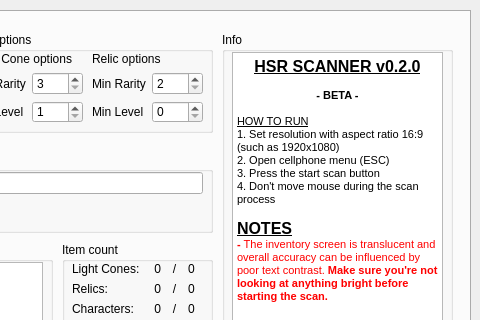
First picture: the form in src/ui/hsr_scanner.ui, repository kel-z/HSR-Scanner, before the edit; both pictures show x 220 to 700 and y 0 to 320 of the 700 by 430 pixel window.
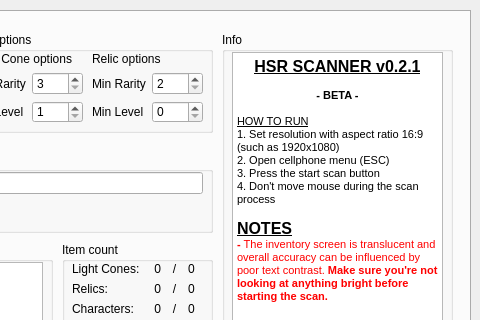
Second picture: the form after the edit.

What changed in the file:
```diff
--- a/src/ui/hsr_scanner.ui
+++ b/src/ui/hsr_scanner.ui
@@ -497,7 +497,7 @@
 &lt;html&gt;&lt;head&gt;&lt;meta name=&quot;qrichtext&quot; content=&quot;1&quot; /&gt;&lt;style type=&quot;text/css&quot;&gt;
 p, li { white-space: pre-wrap; }
 &lt;/style&gt;&lt;/head&gt;&lt;body style=&quot; font-family:'MS Shell Dlg 2'; font-size:8.25pt; font-weight:400; font-style:normal;&quot;&gt;
-&lt;p align=&quot;center&quot; style=&quot; margin-top:0px; margin-bottom:0px; margin-left:0px; margin-right:0px; -qt-block-indent:0; text-indent:0px;&quot;&gt;&lt;span style=&quot; font-size:12pt; font-weight:600; text-decoration: underline;&quot;&gt;HSR SCANNER v0.2.0&lt;/span&gt;&lt;/p&gt;
+&lt;p align=&quot;center&quot; style=&quot; margin-top:0px; margin-bottom:0px; margin-left:0px; margin-right:0px; -qt-block-indent:0; text-indent:0px;&quot;&gt;&lt;span style=&quot; font-size:12pt; font-weight:600; text-decoration: underline;&quot;&gt;HSR SCANNER v0.2.1&lt;/span&gt;&lt;/p&gt;
 &lt;p align=&quot;center&quot; style=&quot;-qt-paragraph-type:empty; margin-top:0px; margin-bottom:0px; margin-left:0px; margin-right:0px; -qt-block-indent:0; text-indent:0px;&quot;&gt;&lt;br /&gt;&lt;/p&gt;
 &lt;p align=&quot;center&quot; style=&quot; margin-top:0px; margin-bottom:0px; margin-left:0px; margin-right:0px; -qt-block-indent:0; text-indent:0px;&quot;&gt;&lt;span style=&quot; font-weight:600;&quot;&gt;- BETA -&lt;/span&gt;&lt;/p&gt;
 &lt;p align=&quot;center&quot; style=&quot;-qt-paragraph-type:empty; margin-top:0px; margin-bottom:0px; margin-left:0px; margin-right:0px; -qt-block-indent:0; text-indent:0px;&quot;&gt;&lt;br /&gt;&lt;/p&gt;
```
Left out of the diff: 2 changed lines with no effect on the pictures.
